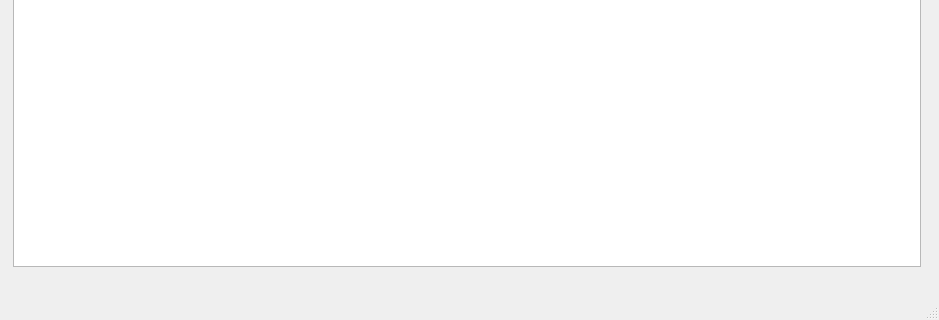
Old version of the form neoMainWindow.ui in the repository PillVic/ImageManager; both pictures show x 0 to 939 and y 413 to 733 of the 939 by 733 pixel window.
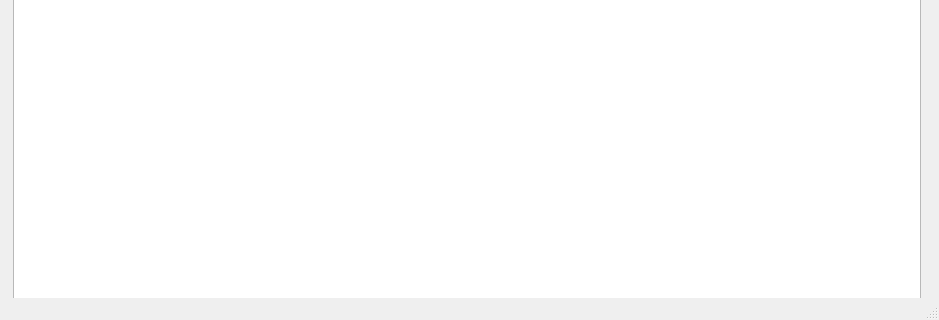
New version of the form. Icons and pictures are not drawn. Custom widgets are drawn as their Qt base class.

Commit message: ocr button done

Diff of the .ui file:
```diff
--- a/neoMainWindow.ui
+++ b/neoMainWindow.ui
@@ -20,7 +20,7 @@
       <x>0</x>
       <y>10</y>
       <width>921</width>
-      <height>651</height>
+      <height>740</height>
      </rect>
     </property>
     <layout class="QHBoxLayout" name="horizontalLayout_4">
@@ -143,14 +143,7 @@
         </layout>
        </item>
        <item>
-        <widget class="QPlainTextEdit" name="plainTextEdit_2">
-         <property name="maximumSize">
-          <size>
-           <width>16777215</width>
-           <height>16777215</height>
-          </size>
-         </property>
-        </widget>
+        <widget class="QTextEdit" name="textEdit"/>
        </item>
       </layout>
      </item>
```
The commit also changes 2 other files.
